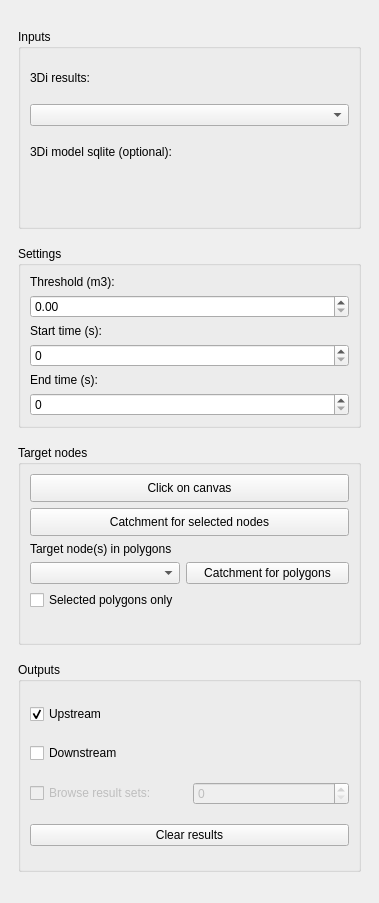
Before: the Qt Designer form tool_watershed/watershed_analysis_dockwidget_base.ui in nens/threedi-results-analysis, drawn with Qt 5.
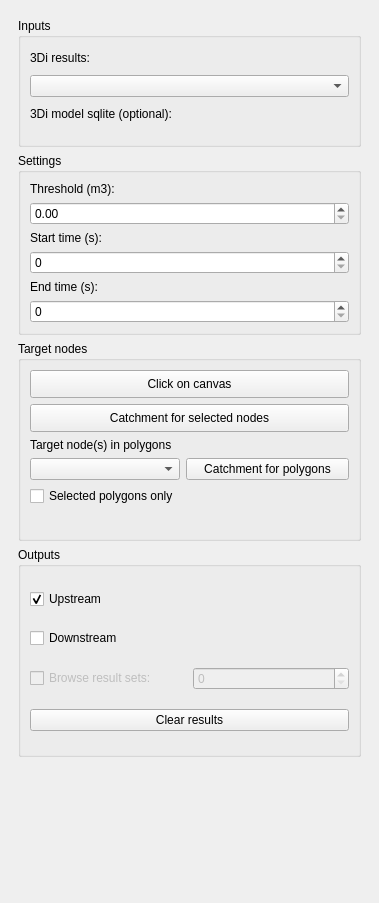
After: the same form once the commit is applied. Custom widgets are drawn as their Qt base class.

Commit message: Some UI tweaks for proper layout managing

Patch:
```diff
--- a/tool_watershed/watershed_analysis_dockwidget_base.ui
+++ b/tool_watershed/watershed_analysis_dockwidget_base.ui
@@ -45,7 +45,7 @@
         <item>
          <widget class="QGroupBox" name="groupBox_3">
           <property name="sizePolicy">
-           <sizepolicy hsizetype="Preferred" vsizetype="Fixed">
+           <sizepolicy hsizetype="Expanding" vsizetype="Expanding">
             <horstretch>0</horstretch>
             <verstretch>0</verstretch>
            </sizepolicy>
@@ -53,13 +53,13 @@
           <property name="minimumSize">
            <size>
             <width>0</width>
-            <height>200</height>
+            <height>0</height>
            </size>
           </property>
           <property name="maximumSize">
            <size>
             <width>16777215</width>
-            <height>200</height>
+            <height>16777215</height>
            </size>
           </property>
           <property name="title">
@@ -68,19 +68,38 @@
           <layout class="QVBoxLayout" name="verticalLayout_2">
            <item>
             <widget class="QLabel" name="label_3">
+             <property name="sizePolicy">
+              <sizepolicy hsizetype="Preferred" vsizetype="Fixed">
+               <horstretch>0</horstretch>
+               <verstretch>0</verstretch>
+              </sizepolicy>
+             </property>
              <property name="text">
               <string>3Di results:</string>
              </property>
             </widget>
            </item>
            <item>
-            <widget class="QComboBox" name="comboBoxResult"/>
+            <widget class="QComboBox" name="comboBoxResult">
+             <property name="sizePolicy">
+              <sizepolicy hsizetype="Expanding" vsizetype="Fixed">
+               <horstretch>0</horstretch>
+               <verstretch>0</verstretch>
+              </sizepolicy>
+             </property>
+            </widget>
            </item>
            <item>
             <widget class="QLabel" name="labelSqlite">
              <property name="enabled">
               <bool>true</bool>
              </property>
+             <property name="sizePolicy">
+              <sizepolicy hsizetype="Preferred" vsizetype="Fixed">
+               <horstretch>0</horstretch>
+               <verstretch>0</verstretch>
+              </sizepolicy>
+             </property>
              <property name="toolTip">
               <string>Required only when analysing (impervious) surfaces (0D inflow)</string>
              </property>
@@ -94,6 +113,12 @@
              <property name="enabled">
               <bool>true</bool>
              </property>
+             <property name="sizePolicy">
+              <sizepolicy hsizetype="Expanding" vsizetype="Fixed">
+               <horstretch>0</horstretch>
+               <verstretch>0</verstretch>
+              </sizepolicy>
+             </property>
              <property name="toolTip">
               <string>Required only when analysing (impervious) surfaces (0D inflow)</string>
              </property>
@@ -359,6 +384,19 @@
           </layout>
          </widget>
         </item>
+        <item>
+         <spacer name="verticalSpacer">
+          <property name="orientation">
+           <enum>Qt::Vertical</enum>
+          </property>
+          <property name="sizeHint" stdset="0">
+           <size>
+            <width>20</width>
+            <height>40</height>
+           </size>
+          </property>
+         </spacer>
+        </item>
        </layout>
       </widget>
      </widget>
```
